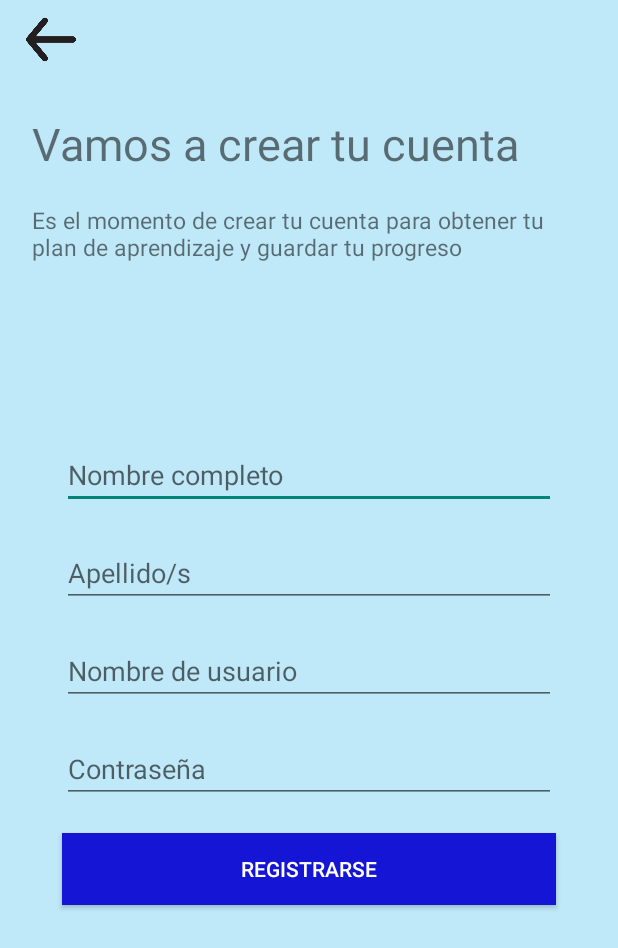
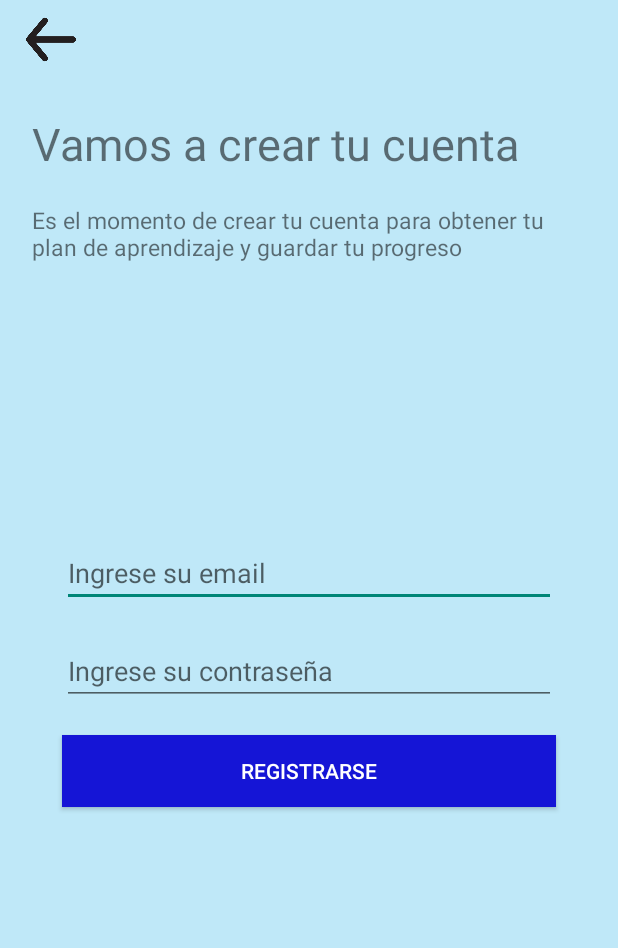
Before and after one commit to francocaputo123/final-2-am-acn4a-caputo-cardozo, an Android app: the Register screen opened directly, with no data from a screen before it, on a phone screen of 412 x 824 dp. Shown: the top 948 px of the screen. Run offline under Robolectric (Android 15) with nearby library versions, the phone set to English and light mode, and no system bars; our stand-ins replace Firebase (no records; nobody signed in at launch, a user with empty details on screens opened directly).

Commit message:
Restructured login and register all with firebase. Now all data from user is storaged in firebase.

```diff
--- a/app/src/main/java/com/example/learnyourself/Course.java
+++ b/app/src/main/java/com/example/learnyourself/Course.java
@@ -22,7 +22,7 @@ public class Course extends AppCompatActivity {
 
         title = findViewById(R.id.c_title);
 
-       name = getIntent().getStringExtra("name");
+       //name = getIntent().getStringExtra("name");
     }
 
     //metodo para la seleccion de cursos
@@ -68,8 +68,6 @@ public class Course extends AppCompatActivity {
     }
 
     public void profile(View v){
-        Intent in = new Intent(this, Profile.class);
-        in.putExtra("name", name);
-        startActivity(in);
+
     }
 }
--- a/app/src/main/res/layout/activity_javascript.xml
+++ b/app/src/main/res/layout/activity_javascript.xml
@@ -50,7 +50,8 @@
                 android:id="@+id/imageView4"
                 android:layout_width="match_parent"
                 android:layout_height="200dp"
-                app:srcCompat="@drawable/javascript" />
+                app:srcCompat="@drawable/javascript"
+                android:layout_margin="10dp"/>
 
             <TextView
                 android:id="@+id/textView31"
@@ -65,7 +66,8 @@
                 android:layout_width="match_parent"
                 android:layout_height="wrap_content"
                 android:text="@string/javascriptDescripcion"
-                android:textSize="24sp" />
+                android:textSize="24sp"
+                android:layout_margin="10dp"/>
 
             <ScrollView
                 android:layout_width="match_parent"
--- a/app/src/main/res/layout/activity_register.xml
+++ b/app/src/main/res/layout/activity_register.xml
@@ -71,7 +71,7 @@
             android:layout_height="wrap_content"
             android:layout_margin="10dp"
             android:ems="10"
-            android:hint="Nombre completo"
+            android:hint="Ingrese su email"
             android:inputType="text" />
 
         <EditText
@@ -80,26 +80,8 @@
             android:layout_height="wrap_content"
             android:layout_margin="10dp"
             android:ems="10"
-            android:hint="Apellido/s"
+            android:hint="Ingrese su contraseña"
             android:inputType="text" />
-
-        <EditText
-            android:id="@+id/userNameText"
-            android:layout_width="match_parent"
-            android:layout_height="wrap_content"
-            android:layout_margin="10dp"
-            android:ems="10"
-            android:hint="Nombre de usuario"
-            android:inputType="text" />
-
-        <EditText
-            android:id="@+id/passwordText"
-            android:layout_width="match_parent"
-            android:layout_height="wrap_content"
-            android:layout_margin="10dp"
-            android:ems="10"
-            android:hint="Contraseña"
-            android:inputType="textPassword" />
 
         <Button
             android:id="@+id/rBtn"
--- a/build.gradle.kts
+++ b/build.gradle.kts
@@ -1,4 +1,5 @@
 // Top-level build file where you can add configuration options common to all sub-projects/modules.
 plugins {
-    id("com.android.application") version "8.1.1" apply false
+    id("com.android.application") version "8.1.2" apply false
+    id ("com.google.gms.google-services") version "4.4.0" apply false
 }
```
Also changed, not shown: app/build.gradle.kts (+9 -1 lines), app/src/main/java/com/example/learnyourself/MainActivity.java (+67 -45 lines), app/src/main/java/com/example/learnyourself/Register.java (+58 -35 lines), 1 other file.
